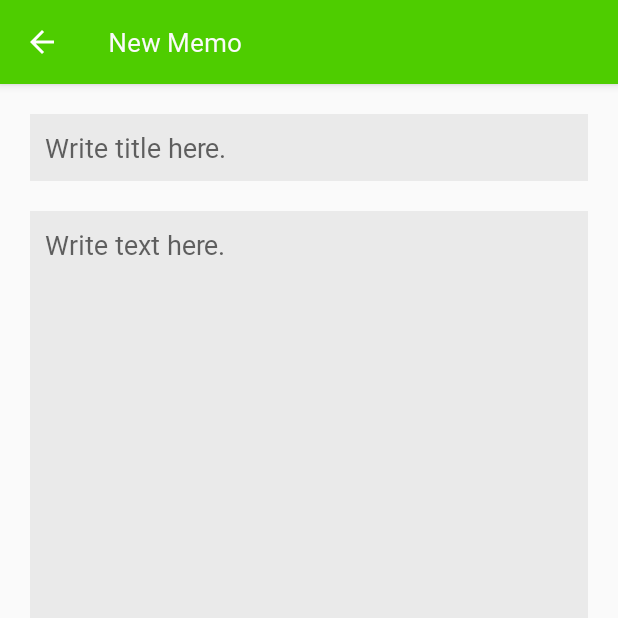
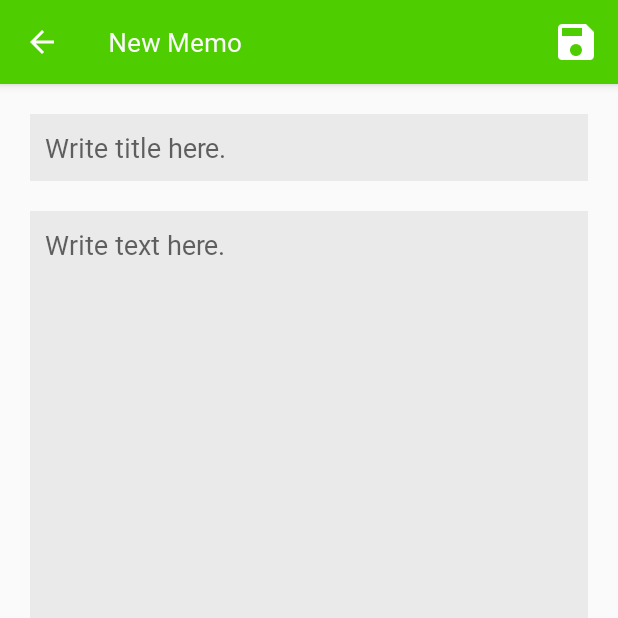
Before and after one commit to rulyox/LineChallengeMemo, an Android app: the WriteActivity screen opened directly, with no data from a screen before it, on a phone screen of 412 x 824 dp, the top half of it. Run offline under Robolectric (Android 15) with nearby library versions, the phone set to English and light mode, and no system bars.

Commit message:
Changed menu

```diff
--- a/app/src/main/java/com/rulyox/linechallengememo/WriteActivity.kt
+++ b/app/src/main/java/com/rulyox/linechallengememo/WriteActivity.kt
@@ -1,10 +1,10 @@
 package com.rulyox.linechallengememo
 
 import android.os.Bundle
+import android.view.Menu
 import android.view.MenuItem
 
 import androidx.appcompat.app.AppCompatActivity
-import androidx.core.app.NavUtils
 
 import kotlinx.android.synthetic.main.activity_write.*
 
@@ -19,15 +19,21 @@ class WriteActivity : AppCompatActivity() {
 
     }
 
+    override fun onCreateOptionsMenu(menu: Menu?): Boolean {
+        menuInflater.inflate(R.menu.menu_write, menu)
+        return true
+    }
+
     override fun onOptionsItemSelected(item: MenuItem): Boolean {
         return when (item.itemId) {
-
             android.R.id.home -> {
-                NavUtils.navigateUpFromSameTask(this)
+                finish()
+                true
+            }
+            R.id.write_menu_save -> {
                 true
             }
             else -> super.onOptionsItemSelected(item)
-
         }
     }
 
--- /dev/null
+++ b/app/src/main/res/menu/menu_write.xml
@@ -0,0 +1,13 @@
+<?xml version="1.0" encoding="utf-8"?>
+<menu
+    xmlns:android="http://schemas.android.com/apk/res/android"
+    xmlns:app="http://schemas.android.com/apk/res-auto" >
+
+    <item
+        android:id="@+id/write_menu_save"
+        android:orderInCategory="1"
+        android:title="@string/menu_save"
+        android:icon="@drawable/ic_save"
+        app:showAsAction="ifRoom" />
+
+</menu>
--- a/app/src/main/res/values/strings.xml
+++ b/app/src/main/res/values/strings.xml
@@ -3,6 +3,7 @@
     <string name="app_name">Line Challenge Memo</string>
     <string name="main_no_memo">There are no memos.</string>
     <string name="menu_search">Search</string>
+    <string name="menu_save">Save</string>
     <string name="write_label">New Memo</string>
     <string name="write_title_hint">Write title here.</string>
     <string name="write_text_hint">Write text here.</string>
```
Also changed, not shown: app/src/main/java/com/rulyox/linechallengememo/MainActivity.kt (+6 -3 lines), app/src/main/res/drawable-hdpi/ic_save.png (added), app/src/main/res/drawable-mdpi/ic_save.png (added), app/src/main/res/drawable-xhdpi/ic_save.png (added), app/src/main/res/drawable-xxhdpi/ic_save.png (added), app/src/main/res/drawable-xxxhdpi/ic_save.png (added), 1 other file.
